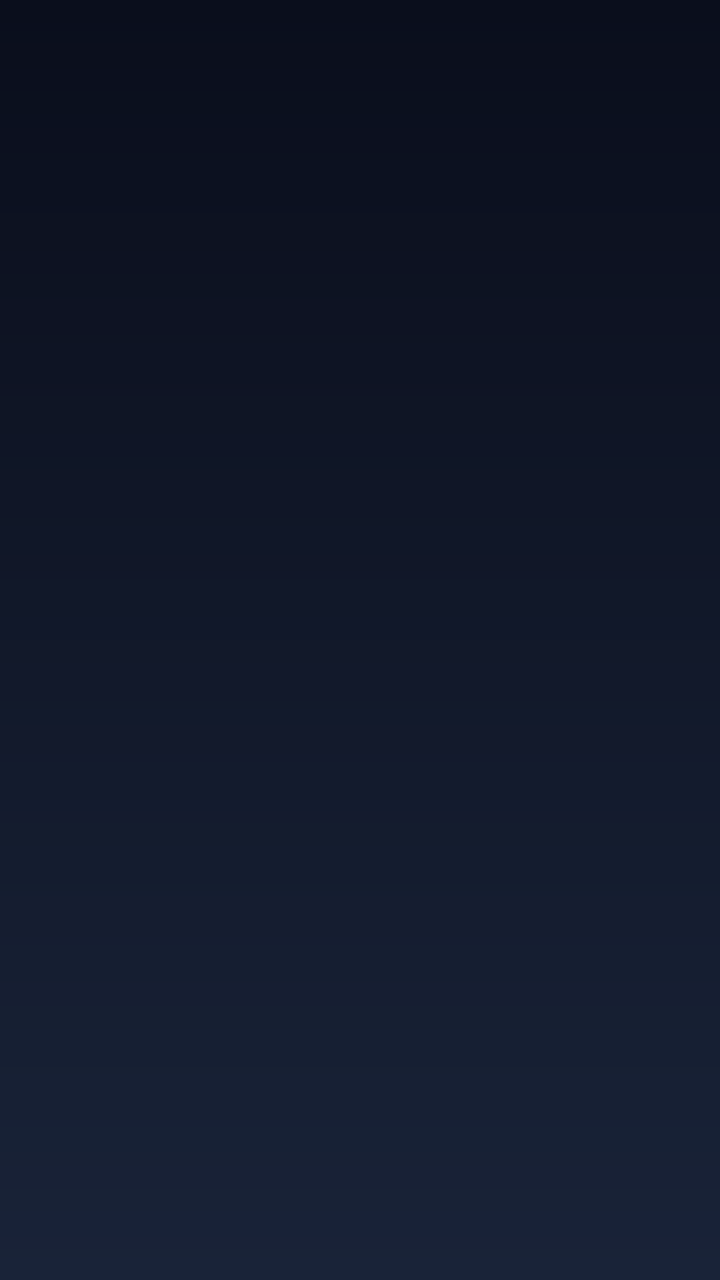
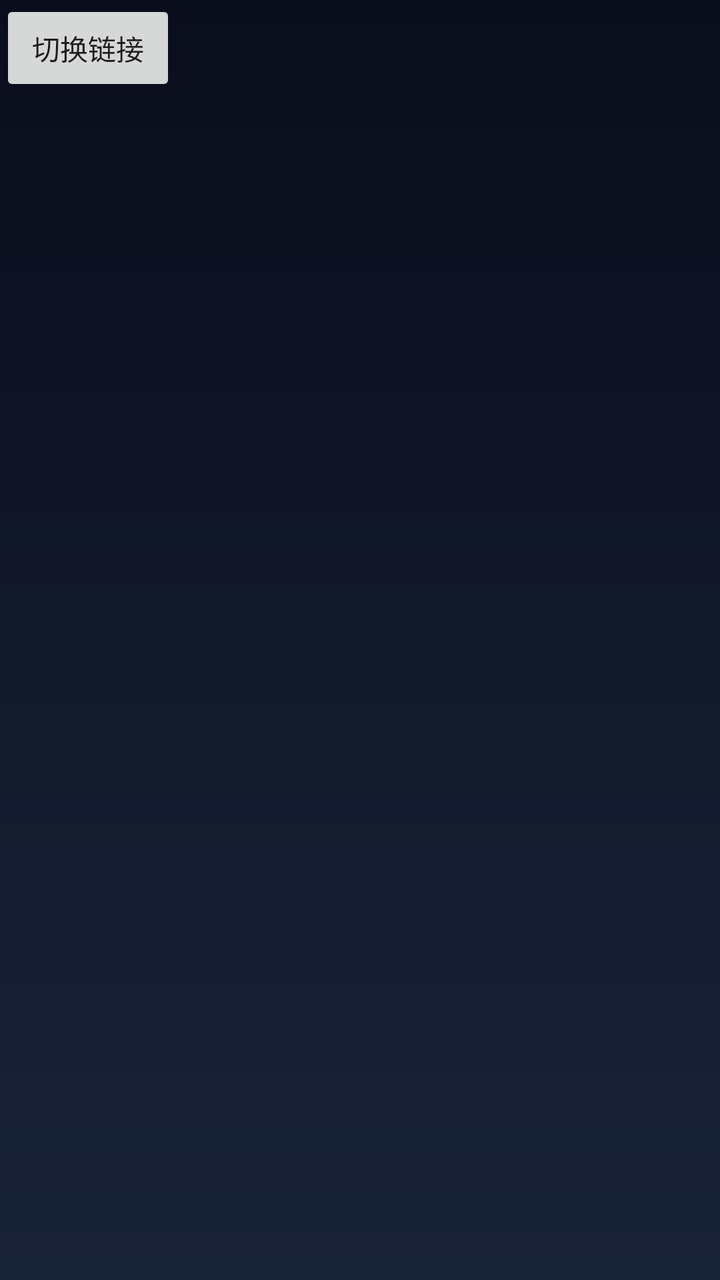

Compare the two renders of this Android layout. The source of the first and the diff that turns it into the second are given below.
<!-- AndroidManifest.xml: application theme AppTheme -->
<!-- res/layout/fragment_mine.xml -->
<?xml version="1.0" encoding="utf-8"?>
<androidx.constraintlayout.widget.ConstraintLayout xmlns:android="http://schemas.android.com/apk/res/android"
        xmlns:app="http://schemas.android.com/apk/res-auto"
        xmlns:tools="http://schemas.android.com/tools"
        android:layout_width="match_parent"
        android:layout_height="match_parent">


</androidx.constraintlayout.widget.ConstraintLayout>
<!-- resources referenced by this layout -->
<resources>
  <style name="AppTheme" parent="Theme.AppCompat.Light.NoActionBar">
          
          <item name="colorPrimary">@color/colorPrimary</item>
          <item name="colorPrimaryDark">@color/colorPrimaryDark</item>
          <item name="colorAccent">@color/colorAccent</item>
          <item name="android:windowBackground">@drawable/bg_gradient_home</item>
  
      </style>
  <color name="colorPrimary">#008577</color>
  <color name="colorPrimaryDark">#00574B</color>
  <color name="colorAccent">#D81B60</color>
  <!-- drawable bg_gradient_home (drawable) -->
  <?xml version="1.0" encoding="utf-8"?>
  <shape android:shape="rectangle"
    xmlns:android="http://schemas.android.com/apk/res/android">
      <gradient android:startColor="#ff0a0e1c" android:endColor="#ff192338" android:angle="270.0" />
  </shape>
</resources>

<!-- the commit's change to res/layout/fragment_mine.xml (unified diff, before → after) -->
@@ -5,5 +5,12 @@
         android:layout_width="match_parent"
         android:layout_height="match_parent">
 
+    <Button
+            android:id="@+id/btn_change_url"
+            android:layout_width="wrap_content"
+            android:layout_height="wrap_content"
+            android:text="@string/mine_action_change_url"
+            app:layout_constraintLeft_toLeftOf="parent"
+            app:layout_constraintTop_toTopOf="parent" />
 
 </androidx.constraintlayout.widget.ConstraintLayout>
<!-- resource entries referenced after the edit -->
@@ -1,5 +1,6 @@
 <!-- resources referenced by this layout -->
 <resources>
+  <string name="mine_action_change_url">切换链接</string>
   <style name="AppTheme" parent="Theme.AppCompat.Light.NoActionBar">
           
           <item name="colorPrimary">@color/colorPrimary</item>
